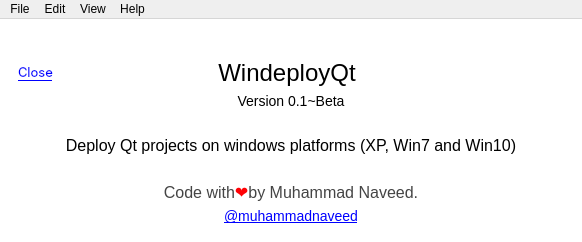
Above: mainwindow.ui from uxlabspk/WindeployQt before the change. Below: the same form after it.
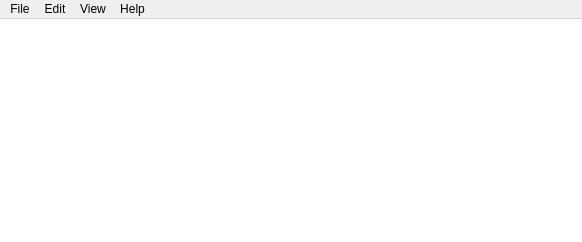
That is the form after the change. Icons and pictures are not drawn.

Patch:
```diff
--- a/mainwindow.ui
+++ b/mainwindow.ui
@@ -547,193 +547,7 @@
        </layout>
       </widget>
       <widget class="QWidget" name="aboutApp">
-       <layout class="QVBoxLayout" name="verticalLayout_5">
-        <item>
-         <spacer name="verticalSpacer_5">
-          <property name="orientation">
-           <enum>Qt::Vertical</enum>
-          </property>
-          <property name="sizeHint" stdset="0">
-           <size>
-            <width>20</width>
-            <height>40</height>
-           </size>
-          </property>
-         </spacer>
-        </item>
-        <item>
-         <layout class="QHBoxLayout" name="horizontalLayout_7">
-          <property name="topMargin">
-           <number>0</number>
-          </property>
-          <item>
-           <widget class="QLabel" name="label_6">
-            <property name="font">
-             <font>
-              <family>Inter Semi Bold</family>
-              <pointsize>10</pointsize>
-             </font>
-            </property>
-            <property name="cursor">
-             <cursorShape>PointingHandCursor</cursorShape>
-            </property>
-            <property name="text">
-             <string>&lt;html&gt;&lt;head/&gt;&lt;body&gt;&lt;p&gt;&lt;a href=&quot;close&quot;&gt;&lt;span style=&quot; text-decoration: underline; color:#0000ff;&quot;&gt;Close&lt;/span&gt;&lt;/a&gt;&lt;/p&gt;&lt;/body&gt;&lt;/html&gt;</string>
-            </property>
-           </widget>
-          </item>
-          <item>
-           <spacer name="horizontalSpacer_8">
-            <property name="orientation">
-             <enum>Qt::Horizontal</enum>
-            </property>
-            <property name="sizeHint" stdset="0">
-             <size>
-              <width>40</width>
-              <height>20</height>
-             </size>
-            </property>
-           </spacer>
-          </item>
-          <item>
-           <widget class="QLabel" name="label">
-            <property name="styleSheet">
-             <string notr="true">color: &quot;#444&quot;;
-font-size: 24px;
-font-family: &quot;Inter Semi Bold&quot;;</string>
-            </property>
-            <property name="text">
-             <string>&lt;html&gt;&lt;head/&gt;&lt;body&gt;&lt;p&gt;&lt;span style=&quot; font-size:18pt;&quot;&gt;WindeployQt&lt;/span&gt;&lt;/p&gt;&lt;/body&gt;&lt;/html&gt;</string>
-            </property>
-            <property name="alignment">
-             <set>Qt::AlignCenter</set>
-            </property>
-           </widget>
-          </item>
-          <item>
-           <spacer name="horizontalSpacer_9">
-            <property name="orientation">
-             <enum>Qt::Horizontal</enum>
-            </property>
-            <property name="sizeType">
-             <enum>QSizePolicy::Minimum</enum>
-            </property>
-            <property name="sizeHint" stdset="0">
-             <size>
-              <width>50</width>
-              <height>20</height>
-             </size>
-            </property>
-           </spacer>
-          </item>
-          <item>
-           <spacer name="horizontalSpacer_6">
-            <property name="orientation">
-             <enum>Qt::Horizontal</enum>
-            </property>
-            <property name="sizeHint" stdset="0">
-             <size>
-              <width>40</width>
-              <height>20</height>
-             </size>
-            </property>
-           </spacer>
-          </item>
-         </layout>
-        </item>
-        <item>
-         <widget class="QLabel" name="label_2">
-          <property name="styleSheet">
-           <string notr="true">color: &quot;#bbb&quot;;
-font-size: 14px;
-font-family: &quot;Inter Semi Bold&quot;;</string>
-          </property>
-          <property name="text">
-           <string>Version 0.1~Beta</string>
-          </property>
-          <property name="alignment">
-           <set>Qt::AlignCenter</set>
-          </property>
-         </widget>
-        </item>
-        <item>
-         <spacer name="verticalSpacer_4">
-          <property name="orientation">
-           <enum>Qt::Vertical</enum>
-          </property>
-          <property name="sizeHint" stdset="0">
-           <size>
-            <width>20</width>
-            <height>40</height>
-           </size>
-          </property>
-         </spacer>
-        </item>
-        <item>
-         <widget class="QLabel" name="label_3">
-          <property name="styleSheet">
-           <string notr="true">color: &quot;#444&quot;;
-font-size: 16px;
-font-family: &quot;Inter Semi Bold&quot;;</string>
-          </property>
-          <property name="text">
-           <string>Deploy Qt projects on windows platforms (XP, Win7 and Win10)</string>
-          </property>
-          <property name="alignment">
-           <set>Qt::AlignCenter</set>
-          </property>
-          <property name="wordWrap">
-           <bool>true</bool>
-          </property>
-         </widget>
-        </item>
-        <item>
-         <spacer name="verticalSpacer_3">
-          <property name="orientation">
-           <enum>Qt::Vertical</enum>
-          </property>
-          <property name="sizeHint" stdset="0">
-           <size>
-            <width>20</width>
-            <height>40</height>
-           </size>
-          </property>
-         </spacer>
-        </item>
-        <item>
-         <widget class="QLabel" name="label_4">
-          <property name="styleSheet">
-           <string notr="true">color: &quot;#444&quot;;
-font-size: 16px;
-font-family: &quot;Inter Semi Bold&quot;;</string>
-          </property>
-          <property name="text">
-           <string>&lt;html&gt;&lt;head/&gt;&lt;body&gt;&lt;p&gt;&lt;span style=&quot; font-size:12pt; color:#444444;&quot;&gt;Code with&lt;/span&gt;&lt;span style=&quot; font-size:12pt;&quot;/&gt;&lt;span style=&quot; font-size:12pt; color:#ff0105;&quot;&gt;❤️&lt;/span&gt;&lt;span style=&quot; font-size:12pt;&quot;/&gt;&lt;span style=&quot; font-size:12pt; color:#444444;&quot;&gt;by Muhammad Naveed.&lt;/span&gt;&lt;/p&gt;&lt;/body&gt;&lt;/html&gt;</string>
-          </property>
-          <property name="alignment">
-           <set>Qt::AlignCenter</set>
-          </property>
-         </widget>
-        </item>
-        <item>
-         <widget class="QLabel" name="label_5">
-          <property name="styleSheet">
-           <string notr="true">color: &quot;#444&quot;;
-font-size: 14px;
-font-family: &quot;Inter Semi Bold&quot;;</string>
-          </property>
-          <property name="text">
-           <string>&lt;html&gt;&lt;head/&gt;&lt;body&gt;&lt;p&gt;&lt;a href=&quot;https://github.com/muhammadnaveedcis/windeployqt&quot;&gt;&lt;span style=&quot; text-decoration: underline; color:#0000ff;&quot;&gt;@muhammadnaveed&lt;/span&gt;&lt;/a&gt;&lt;/p&gt;&lt;/body&gt;&lt;/html&gt;</string>
-          </property>
-          <property name="alignment">
-           <set>Qt::AlignCenter</set>
-          </property>
-          <property name="openExternalLinks">
-           <bool>true</bool>
-          </property>
-         </widget>
-        </item>
-       </layout>
+       <layout class="QVBoxLayout" name="verticalLayout_5"/>
       </widget>
      </widget>
     </item>
```
Left out of the diff: 16 changed lines with no effect on the pictures.
